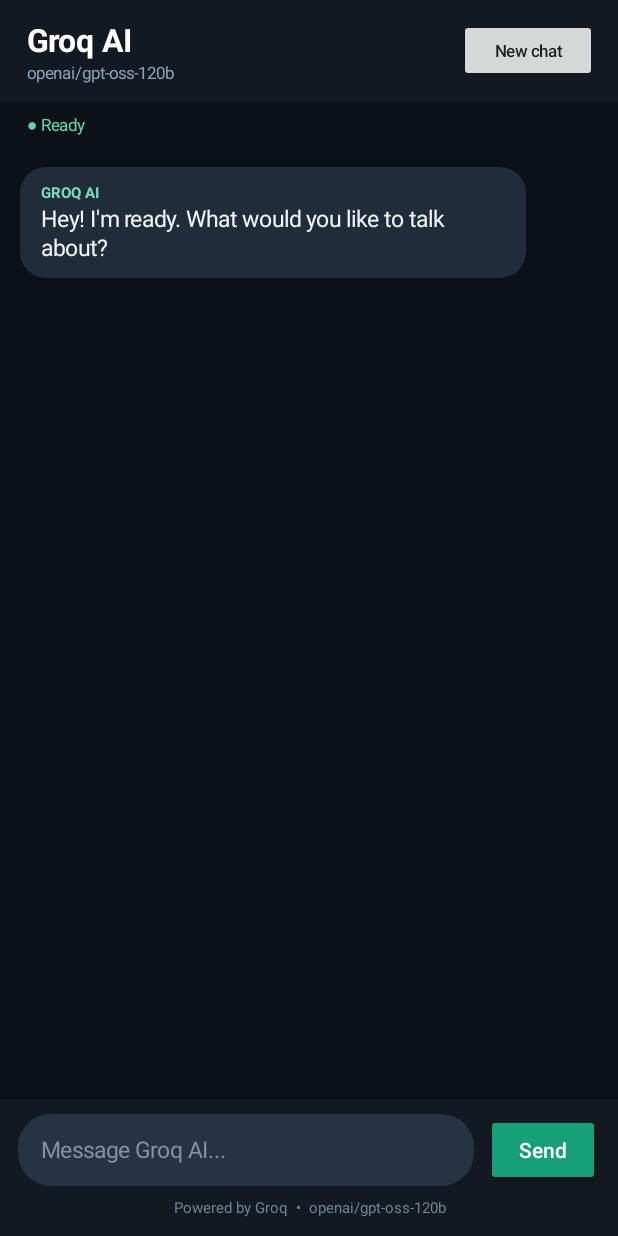
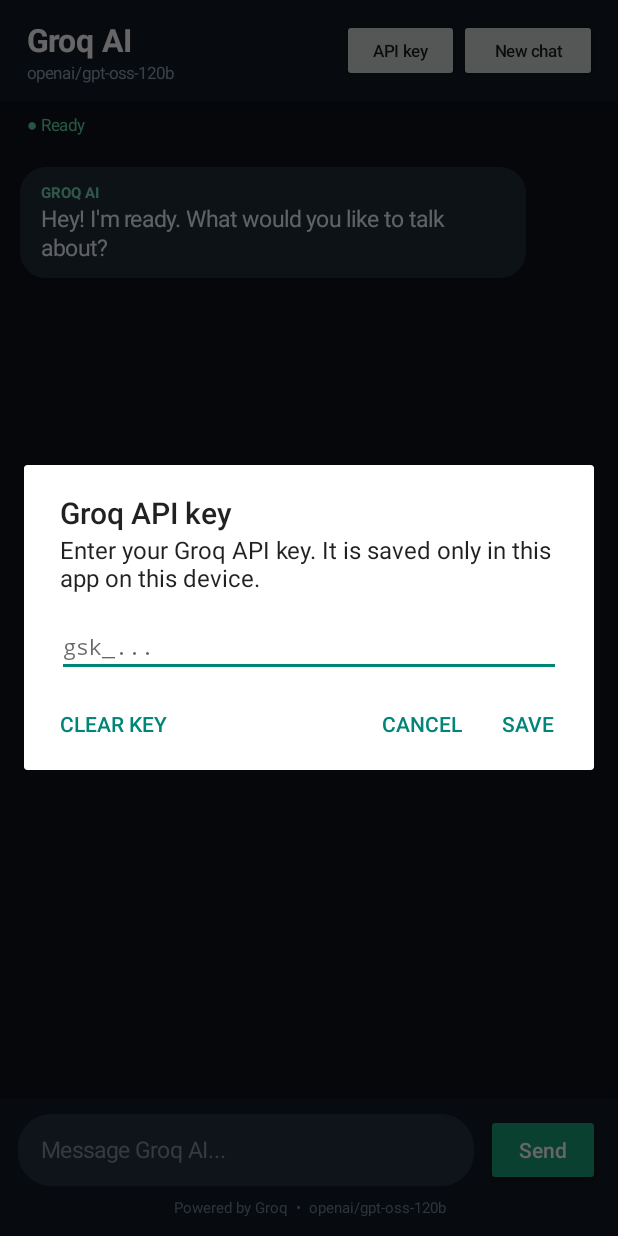
Before and after one commit to azuki-projects/apk-ai, an Android app: the screen it shows after launch (MainActivity), on a phone screen of 412 x 824 dp. Run offline under Robolectric (Android 15) with nearby library versions, the phone set to English and light mode, and no system bars.

Commit message:
Add in-app Groq API key settings

```diff
--- a/app/src/main/java/com/azuki/groqchat/MainActivity.java
+++ b/app/src/main/java/com/azuki/groqchat/MainActivity.java
@@ -1,6 +1,7 @@
 package com.azuki.groqchat;
 
 import android.app.Activity;
+import android.app.AlertDialog;
 import android.graphics.Color;
 import android.graphics.Typeface;
 import android.graphics.drawable.GradientDrawable;
@@ -8,6 +9,7 @@ import android.os.Bundle;
 import android.os.Handler;
 import android.os.Looper;
 import android.view.Gravity;
+import android.text.InputType;
 import android.view.View;
 import android.view.inputmethod.InputMethodManager;
 import android.content.Context;
@@ -33,8 +35,9 @@ import java.util.concurrent.ExecutorService;
 import java.util.concurrent.Executors;
 
 public class MainActivity extends Activity {
-    // Add your own Groq key locally before building. Do not commit real keys to GitHub.
-    private static final String GROQ_API_KEY = "PASTE_YOUR_GROQ_API_KEY_HERE";
+    private static final String PREFS = "groq_settings";
+    private static final String KEY_API = "groq_api_key";
+    private String apiKey = "";
     private static final String MODEL = "openai/gpt-oss-120b";
     private static final String ENDPOINT = "https://api.groq.com/openai/v1/chat/completions";
 
@@ -50,9 +53,11 @@ public class MainActivity extends Activity {
 
     @Override protected void onCreate(Bundle state) {
         super.onCreate(state);
+        apiKey = getSharedPreferences(PREFS, MODE_PRIVATE).getString(KEY_API, "");
         buildInterface();
         addHistoryMessage("system", "You are a helpful, friendly AI assistant. Answer clearly and naturally.");
         addMessageBubble("assistant", "Hey! I'm ready. What would you like to talk about?");
+        if (apiKey.trim().isEmpty()) main.post(this::showApiKeyDialog);
     }
 
     private int dp(float n) {
@@ -91,6 +96,12 @@ public class MainActivity extends Activity {
         titles.addView(title);
         titles.addView(label(MODEL, 11, 0xFF8EA1B5));
         header.addView(titles, new LinearLayout.LayoutParams(0, -2, 1));
+
+        Button keyButton = new Button(this);
+        keyButton.setText("API key");
+        keyButton.setTextSize(11);
+        keyButton.setAllCaps(false);
+        header.addView(keyButton, new LinearLayout.LayoutParams(dp(78), dp(42)));
 
         Button clear = new Button(this);
         clear.setText("New chat");
@@ -152,8 +163,52 @@ public class MainActivity extends Activity {
             return true;
         });
         clear.setOnClickListener(v -> newChat());
+        keyButton.setOnClickListener(v -> showApiKeyDialog());
     }
 
+    private void showApiKeyDialog() {
+        EditText keyInput = new EditText(this);
+        keyInput.setSingleLine(true);
+        keyInput.setTextSize(14);
+        keyInput.setHint("gsk_...");
+        keyInput.setInputType(InputType.TYPE_CLASS_TEXT | InputType.TYPE_TEXT_VARIATION_PASSWORD);
+        keyInput.setText(apiKey);
+        keyInput.setSelection(keyInput.getText().length());
+
+        LinearLayout wrap = new LinearLayout(this);
+        wrap.setPadding(dp(22), dp(8), dp(22), 0);
+        wrap.addView(keyInput, new LinearLayout.LayoutParams(-1, -2));
+
+        AlertDialog dialog = new AlertDialog.Builder(this)
+                .setTitle("Groq API key")
+                .setMessage("Enter your Groq API key. It is saved only in this app on this device.")
+                .setView(wrap)
+                .setPositiveButton("Save", null)
+                .setNegativeButton("Cancel", null)
+                .setNeutralButton("Clear key", null)
+                .create();
+        dialog.setOnShowListener(ignored -> {
+            dialog.getButton(AlertDialog.BUTTON_POSITIVE).setOnClickListener(v -> {
+                String value = keyInput.getText().toString().trim();
+                if (value.isEmpty()) { keyInput.setError("Enter an API key"); return; }
+                apiKey = value;
+                getSharedPreferences(PREFS, MODE_PRIVATE).edit().putString(KEY_API, apiKey).apply();
+                status.setText("● API key saved");
+                status.setTextColor(0xFF63D6A5);
+                Toast.makeText(this, "API key saved on this device.", Toast.LENGTH_SHORT).show();
+                dialog.dismiss();
+            });
+            dialog.getButton(AlertDialog.BUTTON_NEUTRAL).setOnClickListener(v -> {
+                apiKey = "";
+                getSharedPreferences(PREFS, MODE_PRIVATE).edit().remove(KEY_API).apply();
+                status.setText("● API key required");
+                status.setTextColor(0xFFFFC66D);
+                Toast.makeText(this, "API key cleared.", Toast.LENGTH_SHORT).show();
+                dialog.dismiss();
+            });
+        });
+        dialog.show();
+    }
     private void addHistoryMessage(String role, String content) {
         try {
             JSONObject obj = new JSONObject();
@@ -193,8 +248,8 @@ public class MainActivity extends Activity {
         if (waiting) return;
         String prompt = composer.getText().toString().trim();
         if (prompt.isEmpty()) return;
-        if (GROQ_API_KEY.startsWith("PASTE_")) {
-            Toast.makeText(this, "Add your Groq API key in MainActivity.java first.", Toast.LENGTH_LONG).show();
+        if (apiKey.trim().isEmpty()) {
+            showApiKeyDialog();
             return;
         }
 
@@ -236,7 +291,7 @@ public class MainActivity extends Activity {
             connection.setConnectTimeout(25000);
             connection.setReadTimeout(90000);
             connection.setDoOutput(true);
-            connection.setRequestProperty("Authorization", "Bearer " + GROQ_API_KEY);
+            connection.setRequestProperty("Authorization", "Bearer " + apiKey);
             connection.setRequestProperty("Content-Type", "application/json");
             connection.setRequestProperty("Accept", "application/json");
 
```
